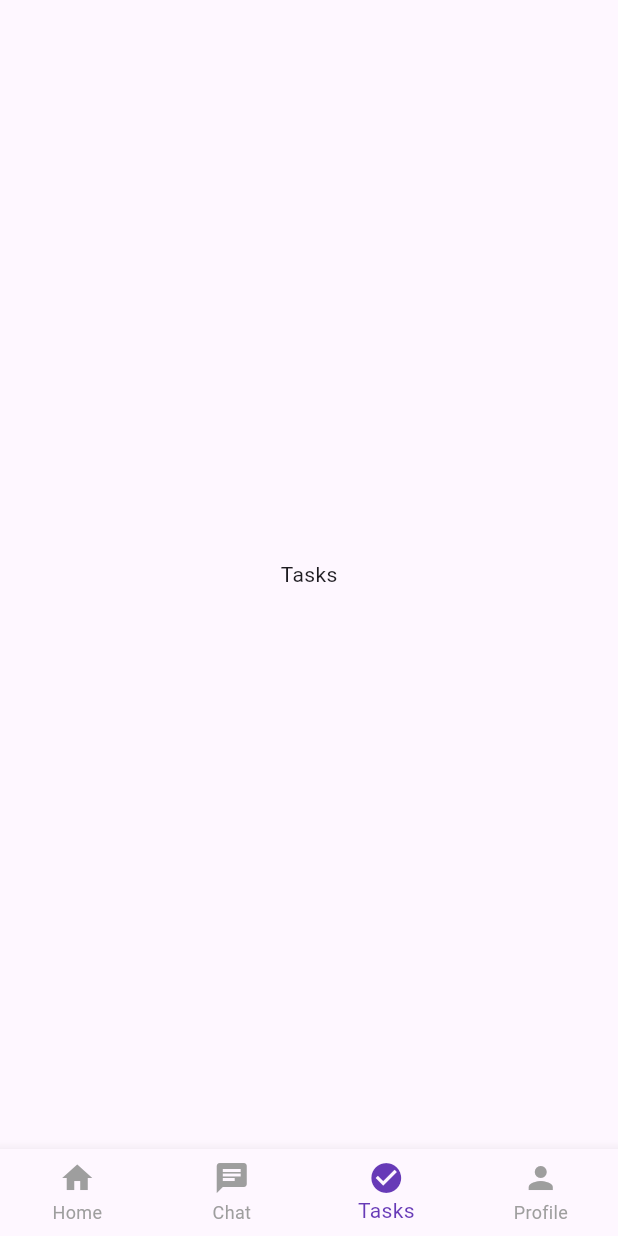
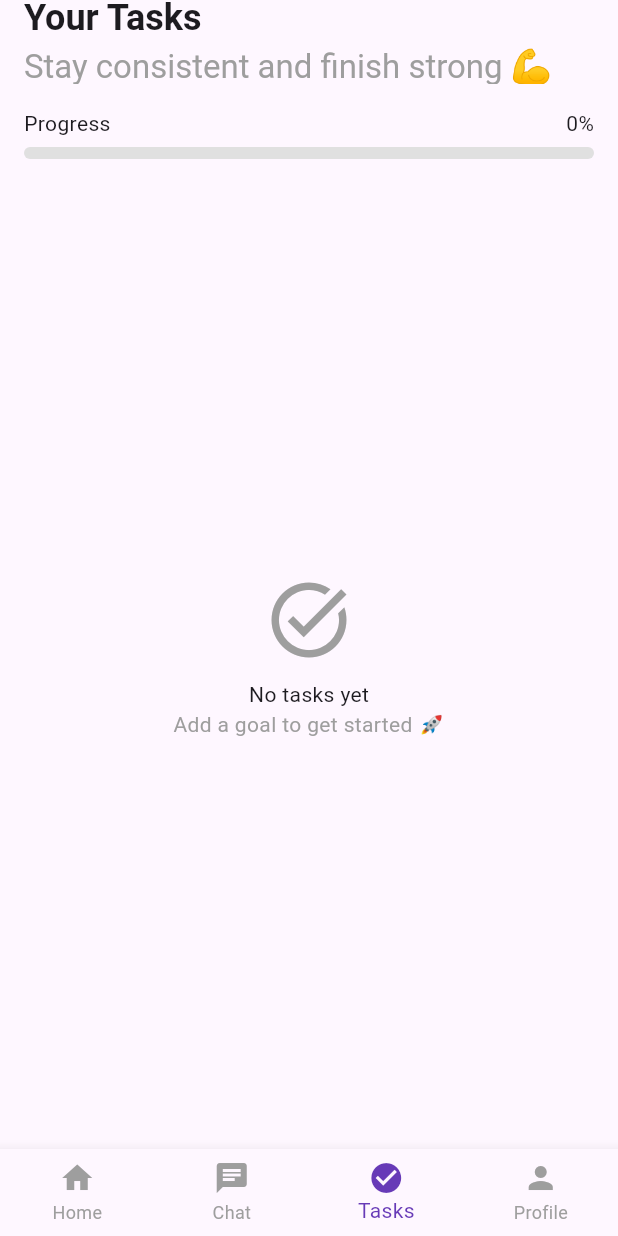
Before and after one commit to Krupa10/levelup-ai-app, a Flutter app: the screen it shows after launch, item 3 of the bottom bar chosen, on a phone screen of 412 x 824 dp. Run offline on Flutter 3.47's test engine with Material 3 defaults, Android fonts, the phone set to English and light mode, and no system bars; our stand-ins replace shared_preferences.

Commit message:
Implemented Tasks screen with shared state across Home and Dashboard, added task persistence sync, enabled real-time updates, and enhanced UI with modern card design, animations, and progress tracking

```diff
--- a/lib/features/dashboard/presentation/dashboard_screen.dart
+++ b/lib/features/dashboard/presentation/dashboard_screen.dart
@@ -2,6 +2,7 @@ import 'package:flutter/material.dart';
 import 'package:level_up_ai/features/dashboard/presentation/chat_screen.dart';
 import 'package:level_up_ai/features/dashboard/presentation/home_screen.dart';
 import 'package:level_up_ai/features/dashboard/presentation/profile_screen.dart';
+import 'package:level_up_ai/features/dashboard/presentation/tasks_screen.dart';
 
 class DashboardScreen extends StatefulWidget {
   const DashboardScreen({super.key});
@@ -13,6 +14,7 @@ class DashboardScreen extends StatefulWidget {
 class _DashboardScreenState extends State<DashboardScreen> {
   int streak = 0;
   int _selectedIndex = 0;
+  List<Map<String, dynamic>> tasks = [];
 
   void _onItemTapped(int index) {
     setState(() {
@@ -30,9 +32,22 @@ class _DashboardScreenState extends State<DashboardScreen> {
             streak = value;
           });
         },
+        onTasksUpdated: (updatedTasks) {
+          setState(() {
+            tasks = updatedTasks;
+          });
+        },
       ),
+
       const ChatScreen(),
-      const Center(child: Text("Tasks")),
+      TasksScreen(
+        tasks: tasks,
+        onToggle: (index) {
+          setState(() {
+            tasks[index]["done"] = !tasks[index]["done"];
+          });
+        },
+      ),
       ProfileScreen(streak: streak),
     ];
 
--- a/lib/features/dashboard/presentation/home_screen.dart
+++ b/lib/features/dashboard/presentation/home_screen.dart
@@ -3,8 +3,9 @@ import 'package:shared_preferences/shared_preferences.dart';
 
 class HomeScreen extends StatefulWidget {
   final Function(int) onStreakUpdated;
+  final Function(List<Map<String, dynamic>>) onTasksUpdated;
 
-  const HomeScreen({super.key, required this.onStreakUpdated});
+  const HomeScreen({super.key, required this.onStreakUpdated, required this.onTasksUpdated,});
 
   @override
   State<HomeScreen> createState() => _HomeScreenState();
@@ -86,6 +87,7 @@ class _HomeScreenState extends State<HomeScreen> {
           };
         });
       });
+      widget.onTasksUpdated(todayPlan);
     }
   }
 
@@ -160,6 +162,7 @@ class _HomeScreenState extends State<HomeScreen> {
                     todayCompleted = false;
                   });
 
+                  widget.onTasksUpdated(todayPlan);
                   savePlan();
                   goalController.clear();
                 },
@@ -209,6 +212,7 @@ class _HomeScreenState extends State<HomeScreen> {
                                 }
                                 savePlan();
                               });
+                              widget.onTasksUpdated(todayPlan);
                             },
                             //checkbox
                             child: AnimatedContainer(
--- /dev/null
+++ b/lib/features/dashboard/presentation/tasks_screen.dart
@@ -0,0 +1,150 @@
+import 'package:flutter/material.dart';
+
+class TasksScreen extends StatelessWidget {
+  final List<Map<String, dynamic>> tasks;
+  final Function(int) onToggle;
+
+  const TasksScreen({super.key, required this.tasks, required this.onToggle});
+
+  double getProgress() {
+    if (tasks.isEmpty) return 0;
+    return tasks.where((t) => t["done"]).length / tasks.length;
+  }
+
+  @override
+  Widget build(BuildContext context) {
+    return Scaffold(
+      appBar: AppBar(
+        title: Column(
+          crossAxisAlignment: CrossAxisAlignment.start,
+          children: [
+            Text(
+              "Your Tasks",
+              style: TextStyle(fontSize: 24, fontWeight: FontWeight.bold),
+            ),
+            SizedBox(height: 4),
+            Text(
+              "Stay consistent and finish strong 💪",
+              style: TextStyle(color: Colors.grey),
+            ),
+          ],
+        ),
+      ),
+      body: Padding(
+        padding: const EdgeInsets.all(16),
+        child: Column(
+          children: [
+            //Progress
+            Column(
+              crossAxisAlignment: CrossAxisAlignment.start,
+              children: [
+                Row(
+                  mainAxisAlignment: MainAxisAlignment.spaceBetween,
+                  children: [
+                    Text("Progress"),
+                    Text("${(getProgress() * 100).toInt()}%"),
+                  ],
+                ),
+                SizedBox(height: 6),
+                ClipRRect(
+                  borderRadius: BorderRadius.circular(10),
+                  child: LinearProgressIndicator(
+                    value: getProgress(),
+                    minHeight: 8,
+                    backgroundColor: Colors.grey.shade300,
+                    valueColor: AlwaysStoppedAnimation(Colors.deepPurple),
+                  ),
+                ),
+              ],
+            ),
+            const SizedBox(height: 20),
+
+            //Task List
+            Expanded(
+              child: tasks.isEmpty
+                  ? Center(
+                      child: Column(
+                        mainAxisAlignment: MainAxisAlignment.center,
+                        children: [
+                          Icon(Icons.task_alt, size: 60, color: Colors.grey),
+                          SizedBox(height: 10),
+                          Text("No tasks yet"),
+                          Text(
+                            "Add a goal to get started 🚀",
+                            style: TextStyle(color: Colors.grey),
+                          ),
+                        ],
+                      ),
+                    )
+                  : ListView.builder(
+                      itemCount: tasks.length,
+                      itemBuilder: (context, index) {
+                        final item = tasks[index];
+
+                        return GestureDetector(
+                          onTap: () => onToggle(index),
+                          child: AnimatedContainer(
+                            duration: Duration(milliseconds: 300),
+                            margin: EdgeInsets.symmetric(vertical: 6),
+                            padding: EdgeInsets.all(14),
+                            decoration: BoxDecoration(
+                              color: item["done"]
+                                  ? Colors.green.shade50
+                                  : Colors.white,
+                              borderRadius: BorderRadius.circular(14),
+                              boxShadow: [
+                                BoxShadow(
+                                  color: Colors.black.withOpacity(0.05),
+                                  blurRadius: 6,
+                                  offset: Offset(0, 2),
+                                ),
+                              ],
+                            ),
+                            child: Row(
+                              children: [
+                                AnimatedSwitcher(
+                                  duration: Duration(milliseconds: 300),
+                                  transitionBuilder: (child, animation) =>
+                                      ScaleTransition(
+                                        scale: animation,
+                                        child: child,
+                                      ),
+                                  child: Icon(
+                                    item["done"]
+                                        ? Icons.check_circle
+                                        : Icons.radio_button_unchecked,
+                                    key: ValueKey(item["done"]),
+                                    color: item["done"]
+                                        ? Colors.green
+                                        : Colors.grey,
+                                  ),
+                                ),
+                                SizedBox(width: 12),
+                                Expanded(
+                                  child: AnimatedDefaultTextStyle(
+                                    duration: Duration(milliseconds: 300),
+                                    style: TextStyle(
+                                      fontSize: 15,
+                                      decoration: item["done"]
+                                          ? TextDecoration.lineThrough
+                                          : TextDecoration.none,
+                                      color: item["done"]
+                                          ? Colors.black54
+                                          : Colors.black,
+                                    ),
+                                    child: Text(item["task"]),
+                                  ),
+                                ),
+                              ],
+                            ),
+                          ),
+                        );
+                      },
+                    ),
+            ),
+          ],
+        ),
+      ),
+    );
+  }
+}
```
